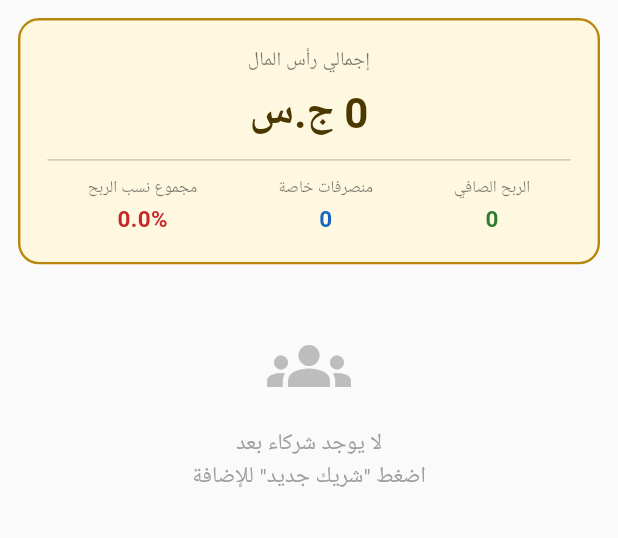
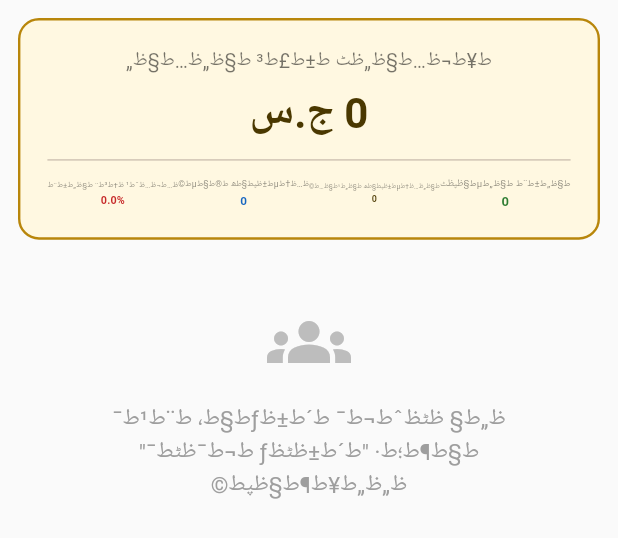
Before and after one commit to tajalsir2026-byte/fullter, a Flutter app: the PartnersScreen widget shown alone on an empty page, opened directly, on a phone screen of 412 x 824 dp. Shown: the top 538 px of the screen. Run offline on Flutter 3.47's test engine with Material 3 defaults, Android fonts, the light colour scheme and no system bars; our stand-ins replace shared_preferences; accounts and stored records are empty.

Commit message:
Update partners_screen.dart

```diff
--- a/lib/screens/partners_screen.dart
+++ b/lib/screens/partners_screen.dart
@@ -28,13 +28,13 @@ class _PartnersScreenState extends State<PartnersScreen> {
   Future<void> _delete(Partner p) async {
     final bool ok = await confirmDialog(
       context,
-      title: 'حذف الشريك',
-      message: 'حذف "${p.name}"؟\n'
-          'مصروفاته الخاصة ستتحوّل إلى "عام" ولن تُحذف.',
+      title: 'ط­ط°ظپ ط§ظ„ط´ط±ظٹظƒ',
+      message: 'ط­ط°ظپ "${p.name}"طں\n'
+          'ظ…طµط±ظˆظپط§طھظ‡ ط§ظ„ط®ط§طµط© ط³طھطھط­ظˆظ‘ظ„ ط¥ظ„ظ‰ "ط¹ط§ظ…" ظˆظ„ظ† طھظڈط­ط°ظپ.',
     );
     if (!ok) return;
     final bool saved = await store.deletePartner(p.id);
-    if (mounted) showMsg(context, saved ? 'تم الحذف' : 'فشل الحفظ', error: !saved);
+    if (mounted) showMsg(context, saved ? 'طھظ… ط§ظ„ط­ط°ظپ' : 'ظپط´ظ„ ط§ظ„ط­ظپط¸', error: !saved);
   }
 
   @override
@@ -45,7 +45,7 @@ class _PartnersScreenState extends State<PartnersScreen> {
         return ListView(
           padding: const EdgeInsets.fromLTRB(12, 12, 12, 90),
           children: <Widget>[
-            // ملخص
+            // ظ…ظ„ط®طµ
             Container(
               padding: const EdgeInsets.all(18),
               decoration: BoxDecoration(
@@ -55,7 +55,7 @@ class _PartnersScreenState extends State<PartnersScreen> {
               ),
               child: Column(
                 children: <Widget>[
-                  const Text('إجمالي رأس المال',
+                  const Text('ط¥ط¬ظ…ط§ظ„ظٹ ط±ط£ط³ ط§ظ„ظ…ط§ظ„',
                       style: TextStyle(fontSize: 13, color: Colors.black54)),
                   const SizedBox(height: 4),
                   FittedBox(
@@ -71,11 +71,13 @@ class _PartnersScreenState extends State<PartnersScreen> {
                   Row(
                     mainAxisAlignment: MainAxisAlignment.spaceAround,
                     children: <Widget>[
-                      _mini('الربح الصافي', fmtNum(store.netProfit),
+                      _mini('ط§ظ„ط±ط¨ط­ ط§ظ„طµط§ظپظٹ', fmtNum(store.netProfit),
                           store.netProfit >= 0 ? kGreen : kRed),
-                      _mini('منصرفات خاصة', fmtNum(store.privateExpenses),
+                      _mini('ط§ظ„ظ…ظ†طµط±ظپط§طھ ط§ظ„ط¹ط§ظ…ط©', fmtNum(store.generalExpenses),
+                          kDarkGold),
+                      _mini('ظ…ظ†طµط±ظپط§طھ ط®ط§طµط©', fmtNum(store.privateExpenses),
                           kBlue),
-                      _mini('مجموع نسب الربح', '${store.totalProfitPercent.toStringAsFixed(1)}%',
+                      _mini('ظ…ط¬ظ…ظˆط¹ ظ†ط³ط¨ ط§ظ„ط±ط¨ط­', '${store.totalProfitPercent.toStringAsFixed(1)}%',
                           store.totalProfitPercent == 100 ? kGreen : kRed),
                     ],
                   ),
@@ -86,7 +88,7 @@ class _PartnersScreenState extends State<PartnersScreen> {
               Padding(
                 padding: const EdgeInsets.only(top: 8),
                 child: Text(
-                  'تنبيه: مجموع نسب الأرباح ${store.totalProfitPercent.toStringAsFixed(1)}% — يجب ضبطها إلى 100%',
+                  'طھظ†ط¨ظٹظ‡: ظ…ط¬ظ…ظˆط¹ ظ†ط³ط¨ ط§ظ„ط£ط±ط¨ط§ط­ ${store.totalProfitPercent.toStringAsFixed(1)}% â€” ظٹط¬ط¨ ط¶ط¨ط·ظ‡ط§ ط¥ظ„ظ‰ 100%',
                   textAlign: TextAlign.center,
                   style: const TextStyle(color: kRed, fontSize: 12),
                 ),
@@ -96,7 +98,7 @@ class _PartnersScreenState extends State<PartnersScreen> {
             if (store.partners.isEmpty)
               const EmptyHint(
                 icon: Icons.groups,
-                text: 'لا يوجد شركاء بعد\nاضغط "شريك جديد" للإضافة',
+                text: 'ظ„ط§ ظٹظˆط¬ط¯ ط´ط±ظƒط§ط، ط¨ط¹ط¯\nط§ط¶ط؛ط· "ط´ط±ظٹظƒ ط¬ط¯ظٹط¯" ظ„ظ„ط¥ط¶ط§ظپط©',
               )
             else
               ...store.partners.map(_partnerCard),
@@ -106,7 +108,7 @@ class _PartnersScreenState extends State<PartnersScreen> {
               const Padding(
                 padding: EdgeInsets.symmetric(horizontal: 6),
                 child: Text(
-                  'صافي المستحق = رأس المال + حصته من الربح اليدوية − مصروفاته الخاصة',
+                  'طµط§ظپظٹ ط§ظ„ظ…ط³طھط­ظ‚ = ط±ط£ط³ ط§ظ„ظ…ط§ظ„ + ط­طµطھظ‡ ظ…ظ† ط§ظ„ط±ط¨ط­ ط§ظ„ظٹط¯ظˆظٹط© âˆ’ ظ…طµط±ظˆظپط§طھظ‡ ط§ظ„ط®ط§طµط©',
                   textAlign: TextAlign.center,
                   style: TextStyle(color: Colors.grey, fontSize: 11.5),
                 ),
@@ -118,7 +120,11 @@ class _PartnersScreenState extends State<PartnersScreen> {
     );
   }
 
-  Widget _mini(String label, String value, Color color) => Column(
+  Widget _mini(String label, String value, Color color) => Flexible(
+        child: FittedBox(
+          fit: BoxFit.scaleDown,
+          child: Column(
+            mainAxisSize: MainAxisSize.min,
             children: <Widget>[
               Text(label,
                   style: const TextStyle(fontSize: 11, color: Colors.black54)),
@@ -127,6 +133,8 @@ class _PartnersScreenState extends State<PartnersScreen> {
                   style: TextStyle(
                       fontSize: 15, fontWeight: FontWeight.bold, color: color)),
             ],
+          ),
+        ),
       );
 
   Widget _partnerCard(Partner p) {
@@ -152,7 +160,7 @@ class _PartnersScreenState extends State<PartnersScreen> {
               style: const TextStyle(
                   fontWeight: FontWeight.bold, fontSize: 16)),
           subtitle: Text(
-            'رأس المال: ${fmtNum(p.capital)}  •  ربح: ${pct.toStringAsFixed(1)}%',
+            'ط±ط£ط³ ط§ظ„ظ…ط§ظ„: ${fmtNum(p.capital)}  â€¢  ط±ط¨ط­: ${pct.toStringAsFixed(1)}%',
             style: const TextStyle(fontSize: 12.5),
           ),
           trailing: Column(
@@ -164,7 +172,7 @@ class _PartnersScreenState extends State<PartnersScreen> {
                       fontWeight: FontWeight.bold,
                       fontSize: 15,
                       color: net >= 0 ? kGreen : kRed)),
-              const Text('صافي المستحق',
+              const Text('طµط§ظپظٹ ط§ظ„ظ…ط³طھط­ظ‚',
                   style: TextStyle(fontSize: 9.5, color: Colors.grey)),
             ],
           ),
@@ -173,17 +181,17 @@ class _PartnersScreenState extends State<PartnersScreen> {
               padding: const EdgeInsets.fromLTRB(16, 0, 16, 10),
               child: Column(
                 children: <Widget>[
-                  _row('رأس المال', fmtMoney(p.capital)),
-                  _row('نسبة الربح اليدوية', '${pct.toStringAsFixed(2)}%'),
-                  _row('حصته من الربح', fmtMoney(profitShare),
+                  _row('ط±ط£ط³ ط§ظ„ظ…ط§ظ„', fmtMoney(p.capital)),
+                  _row('ظ†ط³ط¨ط© ط§ظ„ط±ط¨ط­ ط§ظ„ظٹط¯ظˆظٹط©', '${pct.toStringAsFixed(2)}%'),
+                  _row('ط­طµطھظ‡ ظ…ظ† ط§ظ„ط±ط¨ط­', fmtMoney(profitShare),
                       color: profitShare >= 0 ? kGreen : kRed),
-                  _row('مصروفاته الخاصة', '- ${fmtMoney(spent)}',
+                  _row('ظ…طµط±ظˆظپط§طھظ‡ ط§ظ„ط®ط§طµط©', '- ${fmtMoney(spent)}',
                       color: spent > 0 ? kRed : null),
                   const Divider(),
-                  _row('صافي المستحق', fmtMoney(net),
+                  _row('طµط§ظپظٹ ط§ظ„ظ…ط³طھط­ظ‚', fmtMoney(net),
                       color: net >= 0 ? kGreen : kRed, bold: true),
-                  if (p.phone.isNotEmpty) _row('الهاتف', p.phone),
-                  if (p.notes.isNotEmpty) _row('ملاحظات', p.notes),
+                  if (p.phone.isNotEmpty) _row('ط§ظ„ظ‡ط§طھظپ', p.phone),
+                  if (p.notes.isNotEmpty) _row('ظ…ظ„ط§ط­ط¸ط§طھ', p.notes),
                   const SizedBox(height: 8),
                   Row(
                     children: <Widget>[
@@ -191,7 +199,7 @@ class _PartnersScreenState extends State<PartnersScreen> {
                         child: OutlinedButton.icon(
                           onPressed: () => _openForm(p),
                           icon: const Icon(Icons.edit, size: 18),
-                          label: const Text('تعديل'),
+                          label: const Text('طھط¹ط¯ظٹظ„'),
                         ),
                       ),
                       const SizedBox(width: 8),
```
Lines whose indentation alone changed are shown as unchanged.
